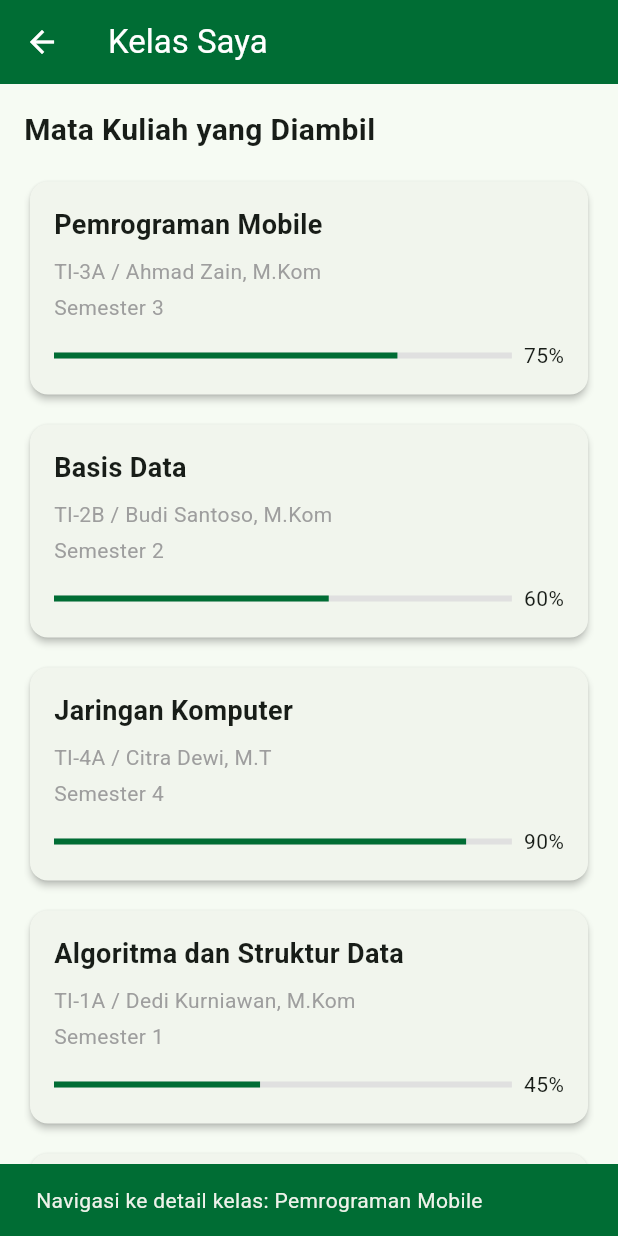
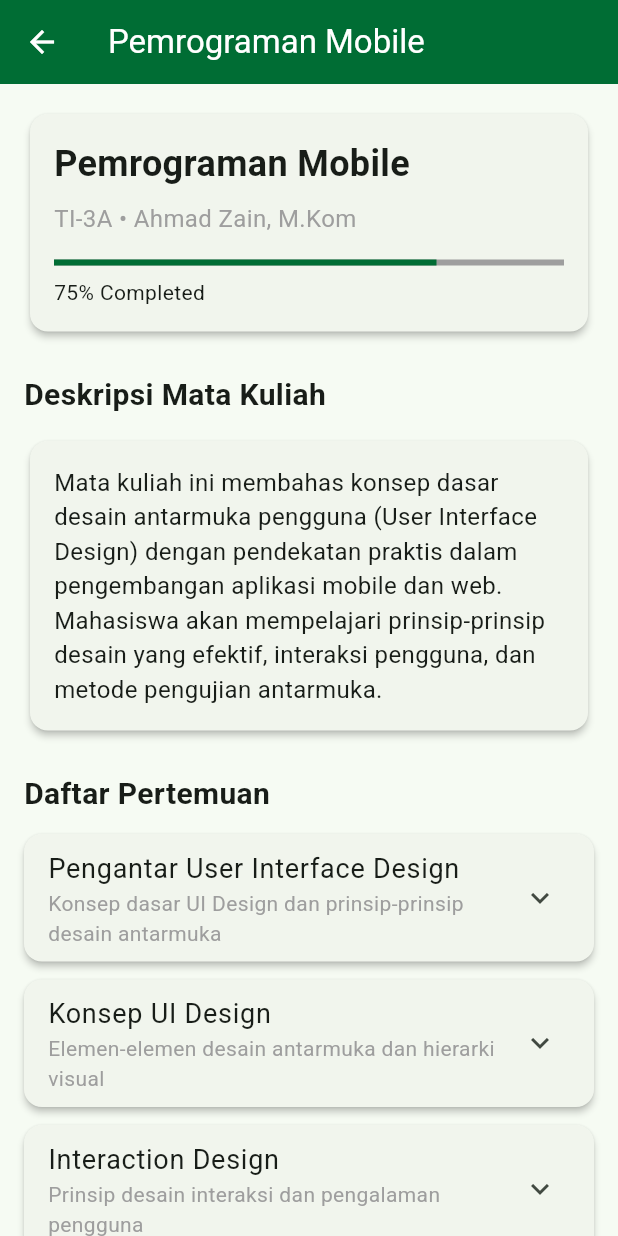
Before and after one commit to rinimaulia09/apk_uimlms, a Flutter app: the MyClassesScreen screen opened directly, after a tap on "Pemrograman Mobile", on a phone screen of 412 x 824 dp. Run offline on Flutter 3.47's test engine with Material 3 defaults, Android fonts, the phone set to English and light mode, and no system bars.

Commit message:
menambahkan halaman di detail mata kuliah/kelas

```diff
--- /dev/null
+++ b/lib/screens/course_detail_screen.dart
@@ -0,0 +1,290 @@
+import 'package:flutter/material.dart';
+
+class CourseDetailScreen extends StatelessWidget {
+  final String courseName;
+  final String courseCode;
+  final String instructor;
+
+  const CourseDetailScreen({
+    super.key,
+    required this.courseName,
+    required this.courseCode,
+    required this.instructor,
+  });
+
+  @override
+  Widget build(BuildContext context) {
+    return Scaffold(
+      appBar: AppBar(
+        title: Text(courseName),
+        backgroundColor: const Color(0xFF006D34), // UIM Green
+        foregroundColor: Colors.white,
+        leading: IconButton(
+          icon: const Icon(Icons.arrow_back),
+          onPressed: () {
+            Navigator.pop(context);
+          },
+        ),
+      ),
+      body: SingleChildScrollView(
+        child: Padding(
+          padding: const EdgeInsets.all(16.0),
+          child: Column(
+            crossAxisAlignment: CrossAxisAlignment.start,
+            children: [
+              // Course header
+              Card(
+                elevation: 2,
+                shape: RoundedRectangleBorder(
+                  borderRadius: BorderRadius.circular(12),
+                ),
+                child: Padding(
+                  padding: const EdgeInsets.all(16.0),
+                  child: Column(
+                    crossAxisAlignment: CrossAxisAlignment.start,
+                    children: [
+                      Text(
+                        courseName,
+                        style: const TextStyle(
+                          fontSize: 24,
+                          fontWeight: FontWeight.bold,
+                        ),
+                      ),
+                      const SizedBox(height: 8),
+                      Text(
+                        '$courseCode • $instructor',
+                        style: const TextStyle(
+                          fontSize: 16,
+                          color: Colors.grey,
+                        ),
+                      ),
+                      const SizedBox(height: 16),
+                      const LinearProgressIndicator(
+                        value: 0.75,
+                        backgroundColor: Colors.grey,
+                        valueColor: AlwaysStoppedAnimation<Color>(
+                          Color(0xFF006D34),
+                        ),
+                      ),
+                      const SizedBox(height: 8),
+                      const Text(
+                        '75% Completed',
+                        style: TextStyle(
+                          fontSize: 14,
+                          fontWeight: FontWeight.w500,
+                        ),
+                      ),
+                    ],
+                  ),
+                ),
+              ),
+              const SizedBox(height: 24),
+
+              // Course description
+              const Text(
+                'Deskripsi Mata Kuliah',
+                style: TextStyle(fontSize: 20, fontWeight: FontWeight.bold),
+              ),
+              const SizedBox(height: 12),
+              Card(
+                elevation: 2,
+                shape: RoundedRectangleBorder(
+                  borderRadius: BorderRadius.circular(12),
+                ),
+                child: Padding(
+                  padding: EdgeInsets.all(16.0),
+                  child: Text(
+                    'Mata kuliah ini membahas konsep dasar desain antarmuka pengguna (User Interface Design) dengan pendekatan praktis dalam pengembangan aplikasi mobile dan web. Mahasiswa akan mempelajari prinsip-prinsip desain yang efektif, interaksi pengguna, dan metode pengujian antarmuka.',
+                    style: TextStyle(fontSize: 16),
+                  ),
+                ),
+              ),
+              const SizedBox(height: 24),
+
+              // Meetings section
+              const Text(
+                'Daftar Pertemuan',
+                style: TextStyle(fontSize: 20, fontWeight: FontWeight.bold),
+              ),
+              const SizedBox(height: 12),
+
+              // Meeting list
+              ListView.builder(
+                shrinkWrap: true,
+                physics: const NeverScrollableScrollPhysics(),
+                itemCount: 5,
+                itemBuilder: (context, index) {
+                  return _buildMeetingCard(context, index + 1);
+                },
+              ),
+            ],
+          ),
+        ),
+      ),
+    );
+  }
+
+  Widget _buildMeetingCard(BuildContext context, int meetingNumber) {
+    String title = '';
+    String description = '';
+
+    switch (meetingNumber) {
+      case 1:
+        title = 'Pengantar User Interface Design';
+        description =
+            'Konsep dasar UI Design dan prinsip-prinsip desain antarmuka';
+        break;
+      case 2:
+        title = 'Konsep UI Design';
+        description = 'Elemen-elemen desain antarmuka dan hierarki visual';
+        break;
+      case 3:
+        title = 'Interaction Design';
+        description = 'Prinsip desain interaksi dan pengalaman pengguna';
+        break;
+      case 4:
+        title = 'UID Testing';
+        description = 'Metode pengujian dan evaluasi desain antarmuka';
+        break;
+      case 5:
+        title = 'Assessment';
+        description = 'Evaluasi akhir dan presentasi proyek';
+        break;
+      default:
+        title = 'Pertemuan $meetingNumber';
+        description = 'Deskripsi pertemuan';
+    }
+
+    return Card(
+      elevation: 2,
+      margin: const EdgeInsets.only(bottom: 12),
+      shape: RoundedRectangleBorder(borderRadius: BorderRadius.circular(12)),
+      child: ExpansionTile(
+        title: Text(
+          title,
+          style: const TextStyle(fontSize: 18, fontWeight: FontWeight.w500),
+        ),
+        subtitle: Text(
+          description,
+          style: const TextStyle(fontSize: 14, color: Colors.grey),
+        ),
+        children: [
+          Padding(
+            padding: const EdgeInsets.all(16.0),
+            child: Column(
+              crossAxisAlignment: CrossAxisAlignment.start,
+              children: [
+                const Text(
+                  'Materi',
+                  style: TextStyle(fontSize: 16, fontWeight: FontWeight.bold),
+                ),
+                const SizedBox(height: 8),
+                _buildMaterialItem(
+                  'Slide Pertemuan $meetingNumber.pdf',
+                  Icons.picture_as_pdf,
+                  Colors.red,
+                ),
+                const SizedBox(height: 8),
+                _buildMaterialItem(
+                  'Referensi Tambahan',
+                  Icons.link,
+                  Colors.blue,
+                ),
+                const SizedBox(height: 16),
+
+                const Text(
+                  'Tugas',
+                  style: TextStyle(fontSize: 16, fontWeight: FontWeight.bold),
+                ),
+                const SizedBox(height: 8),
+                _buildAssignmentItem(
+                  'Tugas $meetingNumber: Latihan Desain',
+                  'Deadline: 30 Des 2025',
+                ),
+                const SizedBox(height: 16),
+
+                const Text(
+                  'Kuis',
+                  style: TextStyle(fontSize: 16, fontWeight: FontWeight.bold),
+                ),
+                const SizedBox(height: 8),
+                _buildQuizItem(
+                  'Kuis $meetingNumber: Konsep Dasar',
+                  '10 soal • 30 menit',
+                ),
+              ],
+            ),
+          ),
+        ],
+      ),
+    );
+  }
+
+  Widget _buildMaterialItem(String title, IconData icon, Color color) {
+    return Card(
+      elevation: 1,
+      shape: RoundedRectangleBorder(borderRadius: BorderRadius.circular(8)),
+      child: ListTile(
+        leading: Container(
+          padding: const EdgeInsets.all(8),
+          decoration: BoxDecoration(
+            color: color.withOpacity(0.1),
+            borderRadius: BorderRadius.circular(4),
+          ),
+          child: Icon(icon, color: color),
+        ),
+        title: Text(title),
+        trailing: const Icon(Icons.download),
+        onTap: () {
+          // Handle material download/view
+        },
+      ),
+    );
+  }
+
+  Widget _buildAssignmentItem(String title, String deadline) {
+    return Card(
+      elevation: 1,
+      shape: RoundedRectangleBorder(borderRadius: BorderRadius.circular(8)),
+      child: ListTile(
+        leading: Container(
+          padding: const EdgeInsets.all(8),
+          decoration: const BoxDecoration(
+            color: Color(0xFF006D34),
+            borderRadius: BorderRadius.all(Radius.circular(4)),
+          ),
+          child: const Icon(Icons.assignment, color: Colors.white),
+        ),
+        title: Text(title),
+        subtitle: Text(deadline, style: const TextStyle(color: Colors.red)),
+        trailing: const Icon(Icons.arrow_forward_ios),
+        onTap: () {
+          // Handle assignment view
+        },
+      ),
+    );
+  }
+
+  Widget _buildQuizItem(String title, String details) {
+    return Card(
+      elevation: 1,
+      shape: RoundedRectangleBorder(borderRadius: BorderRadius.circular(8)),
+      child: ListTile(
+        leading: Container(
+          padding: const EdgeInsets.all(8),
+          decoration: const BoxDecoration(
+            color: Colors.orange,
+            borderRadius: BorderRadius.all(Radius.circular(4)),
+          ),
+          child: const Icon(Icons.quiz, color: Colors.white),
+        ),
+        title: Text(title),
+        subtitle: Text(details),
+        trailing: const Icon(Icons.arrow_forward_ios),
+        onTap: () {
+          // Handle quiz start
+        },
+      ),
+    );
+  }
+}
--- a/lib/screens/my_classes_screen.dart
+++ b/lib/screens/my_classes_screen.dart
@@ -1,4 +1,5 @@
 import 'package:flutter/material.dart';
+import 'package:apk_uimlms/screens/course_detail_screen.dart';
 
 class MyClassesScreen extends StatelessWidget {
   const MyClassesScreen({super.key});
@@ -79,17 +80,25 @@ class MyClassesScreen extends StatelessWidget {
     String semester,
     int progress,
   ) {
+    // Extract course code and instructor from classInfo
+    final parts = classInfo.split(' / ');
+    final courseCode = parts[0];
+    final instructor = parts.length > 1 ? parts[1] : 'Dosen tidak tersedia';
+
     return Card(
       elevation: 2,
       shape: RoundedRectangleBorder(borderRadius: BorderRadius.circular(12)),
       child: InkWell(
         onTap: () {
-          // Navigate to class detail page
-          // For now, show a simple snackbar
-          ScaffoldMessenger.of(context).showSnackBar(
-            SnackBar(
-              content: Text('Navigasi ke detail kelas: $courseName'),
-              backgroundColor: const Color(0xFF006D34),
+          // Navigate to course detail page
+          Navigator.push(
+            context,
+            MaterialPageRoute(
+              builder: (context) => CourseDetailScreen(
+                courseName: courseName,
+                courseCode: courseCode,
+                instructor: instructor,
+              ),
             ),
           );
         },
```
